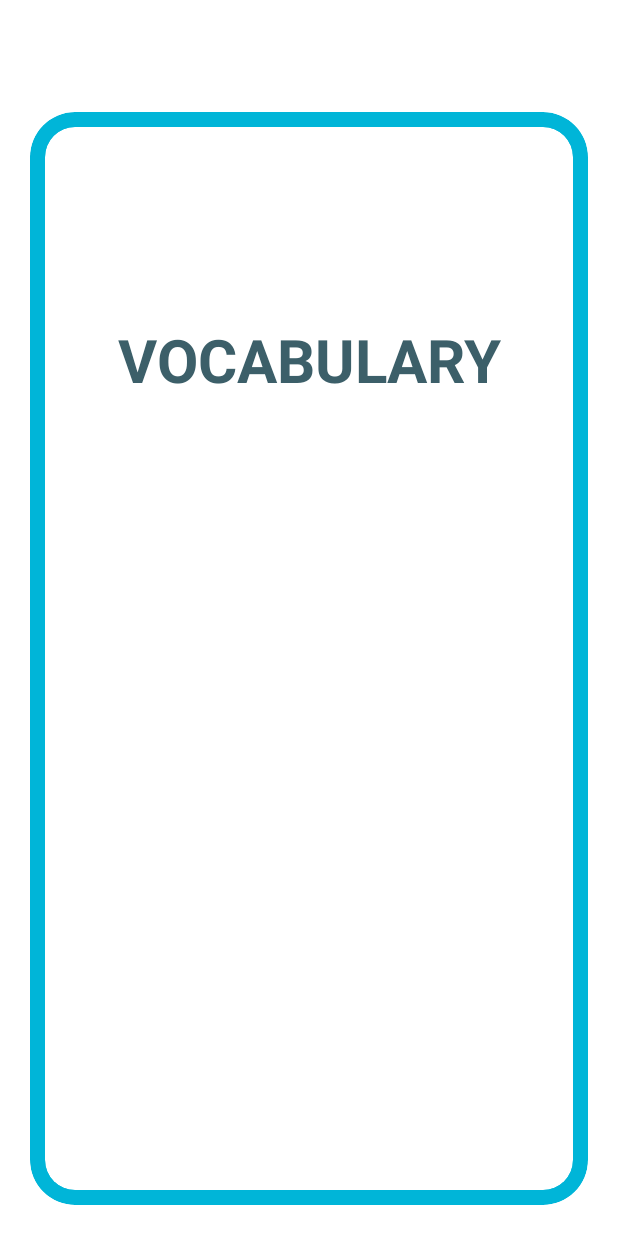
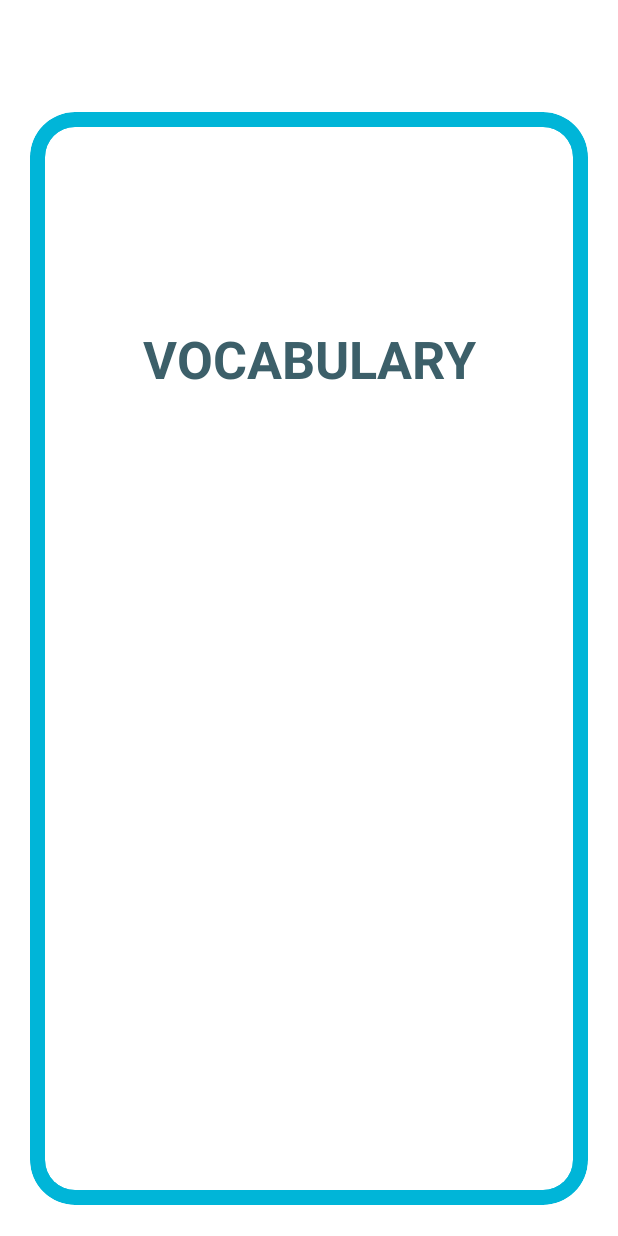
Before and after one commit to nikosiz/Sanguage, an Android app: the layout flashcard.xml on its own in the app's theme, with its tools: preview values and no code run, on a phone screen of 412 x 824 dp. Run offline under Robolectric (Android 15) with nearby library versions, the phone set to English and light mode, and no system bars; network calls fail; Roboto replaces fonts that are not available here.

Commit message:
Fixed flashcard

```diff
--- a/app/src/main/java/com/example/sanguage/SearchFragment.java
+++ b/app/src/main/java/com/example/sanguage/SearchFragment.java
@@ -1,7 +1,6 @@
 package com.example.sanguage;
 
 import android.content.Context;
-import android.hardware.SensorManager;
 import android.os.Bundle;
 
 import androidx.annotation.NonNull;
--- a/app/src/main/res/layout/flashcard.xml
+++ b/app/src/main/res/layout/flashcard.xml
@@ -50,12 +50,13 @@
                 <TextView
                     android:id="@+id/search_vocabulary_tv"
                     android:layout_width="match_parent"
-                    android:layout_height="wrap_content"
+                    android:layout_height="0dp"
                     android:layout_marginTop="50dp"
-                    android:autoSizeMaxTextSize="40sp"
+                    android:autoSizeMaxTextSize="35sp"
                     android:autoSizeMinTextSize="20sp"
                     android:autoSizeTextType="uniform"
                     android:ellipsize="end"
+                    app:flow_wrapMode="aligned"
                     android:gravity="center"
                     android:maxHeight="200dp"
                     android:minHeight="150dp"
--- a/app/src/main/res/values/colors.xml
+++ b/app/src/main/res/values/colors.xml
@@ -33,6 +33,6 @@
     <color name="hintTextAndStrokeColor">@color/greyBlue</color>
     <color name="flashcardBG">@color/white</color>
     <color name="checkBoxOff">@color/colorSecondaryVariant</color>
-    <color name="checkBoxOn">#007B93</color>
+    <color name="checkBoxOn">#00b5d8</color>
     <color name="checkBoxText">@color/greyBlue</color>
 </resources>
```
